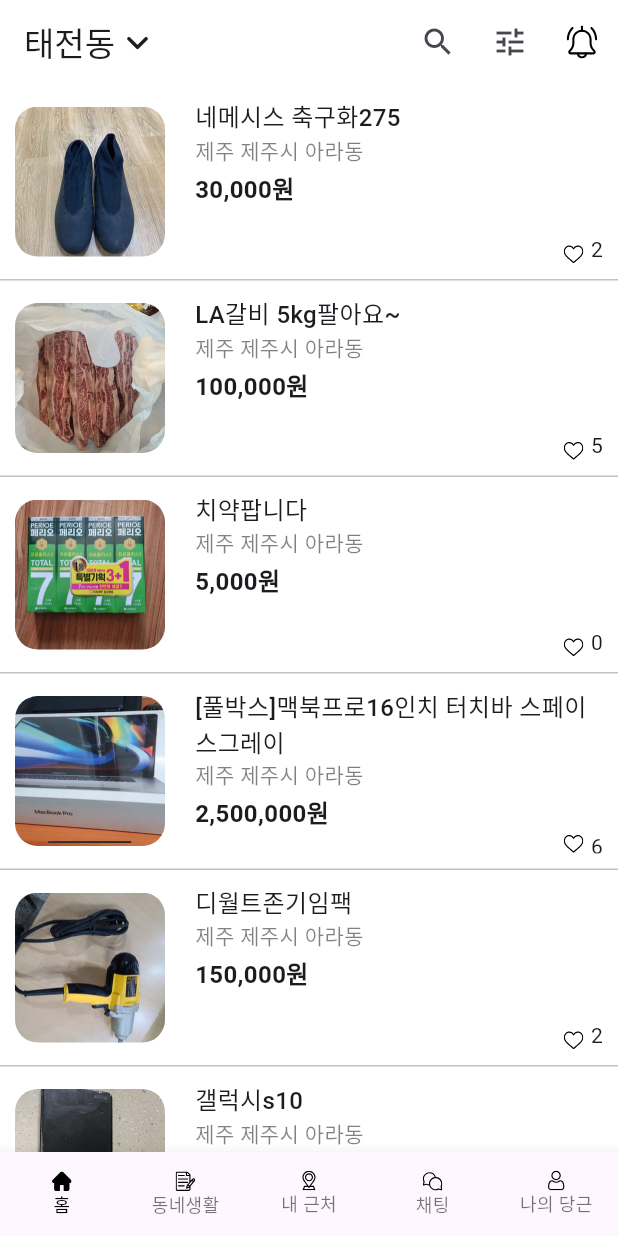
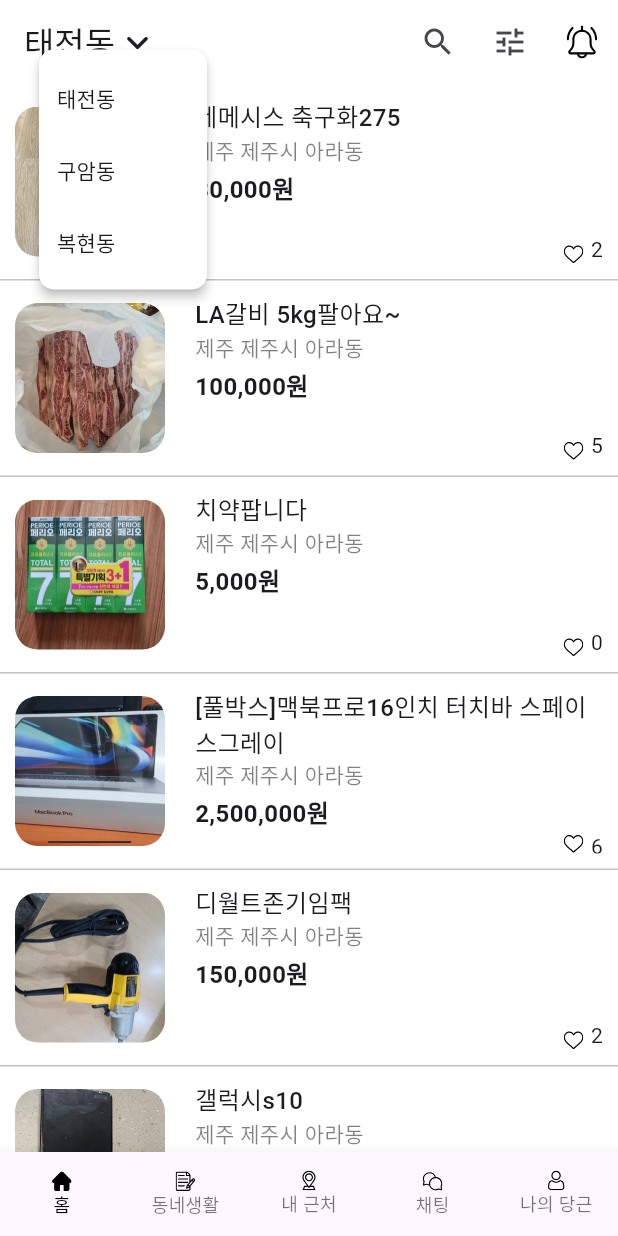
Before and after one commit to hwangInseob/clone_carrot, a Flutter app: the screen it shows after launch, after a tap on "태전동", on a phone screen of 412 x 824 dp. Run offline on Flutter 3.47's test engine with Material 3 defaults, Android fonts, the phone set to English and light mode, and no system bars; our stand-ins replace flutter_svg, get.

Commit message:
앱바 팝업 메뉴 구성

```diff
--- a/clone_carrot/lib/screen/home/main_page.dart
+++ b/clone_carrot/lib/screen/home/main_page.dart
@@ -1,3 +1,5 @@
+import 'dart:convert';
+
 import 'package:clone_carrot/model/board_item.dart';
 import 'package:clone_carrot/screen/home/home_page.dart';
 import 'package:flutter/material.dart';
@@ -13,7 +15,7 @@ class MainPage extends GetView<MainPageController> {
   // TODO: implement controller
   MainPageController get controller => Get.put(MainPageController());
 
-  PreferredSizeWidget _getAppBar() {
+  PreferredSizeWidget _getAppBar(BuildContext context) {
     return AppBar(
       scrolledUnderElevation: 0,
       title: GestureDetector(
@@ -21,14 +23,33 @@ class MainPage extends GetView<MainPageController> {
         onTap: () {
           debugPrint('click');
         },
+        child: PopupMenuButton<_DongMenuItem>(
+          offset: Offset(10, 20),
+          color: Colors.white,
+          splashRadius: 0,
+          shape: ShapeBorder.lerp(
+              RoundedRectangleBorder(borderRadius: BorderRadius.circular(10)),
+              RoundedRectangleBorder(borderRadius: BorderRadius.circular(10)),
+              3),
+          onSelected: (value) => controller.currentDong!.value = value,
+          itemBuilder: (context) => [
+            for (var i in controller.dongMenuItems)
+              PopupMenuItem<_DongMenuItem>(
+                value: i,
+                child: Text(i.name),
+              ),
+          ],
           child: Row(
             children: [
-            Text('태전동'),
+              Obx(
+                () => Text(controller.currentDong!.value!.name),
+              ),
               Icon(
                 Icons.keyboard_arrow_down_rounded,
                 size: 30,
               ),
             ],
+          ),
         ),
       ),
       actions: [
@@ -102,7 +123,7 @@ class MainPage extends GetView<MainPageController> {
   Widget build(BuildContext context) {
     return SafeArea(
       child: Scaffold(
-        appBar: _getAppBar(),
+        appBar: _getAppBar(context),
         body: Obx(
           () => _getBodyWidget(
               context, controller.bottomNavigationBarIndex.value),
@@ -121,10 +142,42 @@ class MainPageController extends GetxController {
     _BottomNaviBarItem(label: '채팅', svgPath: 'chat_'),
     _BottomNaviBarItem(label: '나의 당근', svgPath: 'user_'),
   ].obs;
+  GlobalKey bottomBarKey = GlobalKey(debugLabel: 'btm_navi_bar');
+  RxInt bottomNavigationBarIndex = 0.obs;
+  RxList<_DongMenuItem> dongMenuItems = <_DongMenuItem>[
+    _DongMenuItem(name: '태전동', value: 0),
+    _DongMenuItem(name: '구암동', value: 1),
+    _DongMenuItem(name: '복현동', value: 2),
+  ].obs;
+  Rx<_DongMenuItem?>? currentDong;
 
-  GlobalKey bottomBarKey = GlobalKey(debugLabel: 'btm_navi_bar');
+  _DongMenuItem testDong1 = _DongMenuItem(name: '테스트', value: 1);
 
-  RxInt bottomNavigationBarIndex = 0.obs;
+  @override
+  void onInit() {
+    // TODO: implement onInit
+    currentDong = dongMenuItems.first.obs;
+
+    super.onInit();
+  }
+}
+
+class _DongMenuItem {
+  String name;
+  int value;
+
+  factory _DongMenuItem.fromJson(Map<String, dynamic> json) {
+    return _DongMenuItem(name: json['name'], value: json['value']);
+  }
+
+  _DongMenuItem({
+    required this.name,
+    required this.value,
+  });
+
+  // factory _DongMenuItem.clone() {
+  //   return _DongMenuItem.fromJson(jsonDecode(jsonEncode(this)));
+  // }
 }
 
 class _BottomNaviBarItem {
```
Lines whose indentation alone changed are shown as unchanged.
